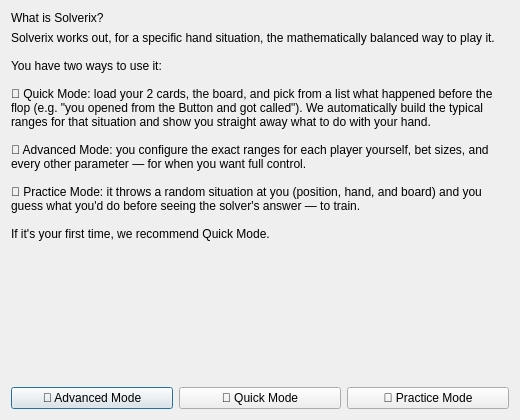
The window that welcomedialog.ui (NicolasTu-dev/NicoSolver) describes before a commit, drawn with Qt 5.
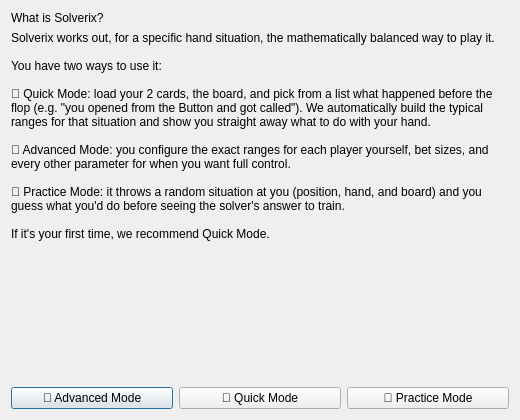
The same window after the commit.

The edit to the form file:
```diff
--- a/welcomedialog.ui
+++ b/welcomedialog.ui
@@ -33,9 +33,9 @@
 
 🚀 Quick Mode: load your 2 cards, the board, and pick from a list what happened before the flop (e.g. "you opened from the Button and got called"). We automatically build the typical ranges for that situation and show you straight away what to do with your hand.
 
-🔧 Advanced Mode: you configure the exact ranges for each player yourself, bet sizes, and every other parameter — for when you want full control.
+🔧 Advanced Mode: you configure the exact ranges for each player yourself, bet sizes, and every other parameter for when you want full control.
 
-🎯 Practice Mode: it throws a random situation at you (position, hand, and board) and you guess what you'd do before seeing the solver's answer — to train.
+🎯 Practice Mode: it throws a random situation at you (position, hand, and board) and you guess what you'd do before seeing the solver's answer to train.
 
 If it's your first time, we recommend Quick Mode.</string>
      </property>
```
